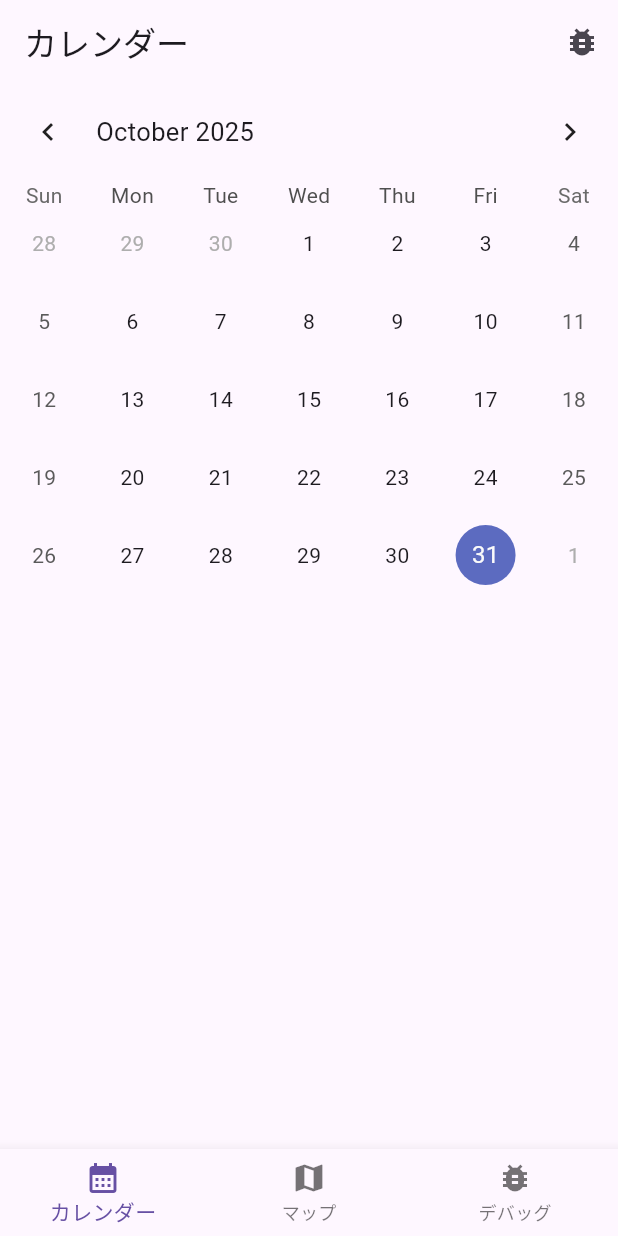
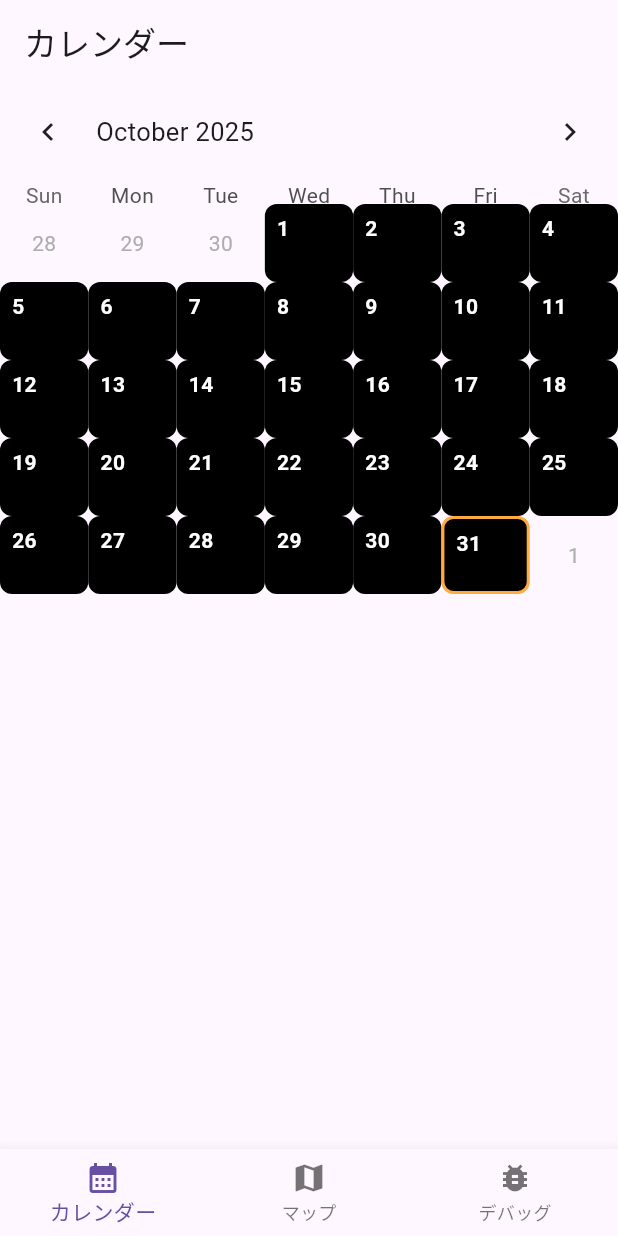
Before and after one commit to umiyuri777/sanpo, a Flutter app: the screen it shows after launch, on a phone screen of 412 x 824 dp. Run offline on Flutter 3.47's test engine with Material 3 defaults, Android fonts, the phone set to English and light mode, and no system bars; drawn by our look-alikes of table_calendar; our stand-ins replace flutter_compass, flutter_map, image_picker, latlong2, location, sqflite; missing offline and left inert: flutter_map_location_marker, flutter_map_marker_popup; accounts and stored records are empty.

Commit message:
feat: カレンダーの日付の背景に写真を表示するように変更

```diff
--- a/lib/views/calendar.dart
+++ b/lib/views/calendar.dart
@@ -1,6 +1,8 @@
 import 'package:flutter/material.dart';
 import 'package:table_calendar/table_calendar.dart';
 import 'package:sanpo/import.dart';
+import 'dart:io';
+import 'package:sanpo/database/database_helper.dart';
 
 class CalendarView extends StatefulWidget {
   const CalendarView({super.key});
@@ -11,6 +13,78 @@ class CalendarView extends StatefulWidget {
 
 class _CalendarView extends State<CalendarView>{
   DateTime _selectedDay = DateTime.now();
+  DateTime _focusedDay = DateTime.now();
+
+  final DatabaseHelper _db = DatabaseHelper();
+  // 日付(00:00固定) -> サムネ画像のパス
+  final Map<DateTime, String> _thumbnailByDate = {};
+
+  @override
+  void initState() {
+    super.initState();
+    _loadThumbnailsForMonth(_focusedDay);
+  }
+
+  // 指定した月の範囲にある写真から、各日付の代表サムネを作る
+  Future<void> _loadThumbnailsForMonth(DateTime month) async {
+    // 月初と月末(23:59:59)
+    final start = DateTime(month.year, month.month, 1);
+    final end = DateTime(month.year, month.month + 1, 0, 23, 59, 59);
+
+    final photos = await _db.getPhotoRecordsByDateRange(start, end);
+
+    final Map<DateTime, String> map = {};
+    for (final p in photos) {
+      final d = DateTime(p.timestamp.year, p.timestamp.month, p.timestamp.day);
+      // 最初に見つかった1枚をその日のサムネにする
+      map.putIfAbsent(d, () => p.imagePath);
+    }
+
+    if (mounted) {
+      setState(() {
+        _thumbnailByDate
+          ..clear()
+          ..addAll(map);
+      });
+    }
+  }
+
+  // 共通のセルビルダー（写真があれば背景に表示、なければ黒）
+  Widget _buildDayCell(DateTime day, {bool isSelected = false, bool isToday = false}) {
+    final dateKey = DateTime(day.year, day.month, day.day);
+    final path = _thumbnailByDate[dateKey];
+
+    final border = isSelected
+        ? Border.all(color: Colors.orangeAccent, width: 2)
+        : (isToday ? Border.all(color: Colors.white70, width: 1.5) : null);
+
+    return Container(
+      decoration: BoxDecoration(
+        color: path == null ? Colors.black : null,
+        borderRadius: BorderRadius.circular(8),
+        image: path != null
+            ? DecorationImage(
+                image: FileImage(File(path)),
+                fit: BoxFit.cover,
+              )
+            : null,
+        border: border,
+      ),
+      alignment: Alignment.topLeft,
+      padding: const EdgeInsets.all(4),
+      child: Container(
+        padding: const EdgeInsets.symmetric(horizontal: 4, vertical: 2),
+        decoration: BoxDecoration(
+          color: Colors.black54,
+          borderRadius: BorderRadius.circular(4),
+        ),
+        child: Text(
+          '${day.day}',
+          style: const TextStyle(color: Colors.white, fontWeight: FontWeight.bold),
+        ),
+      ),
+    );
+  }
 
 
   @override
@@ -18,23 +92,11 @@ class _CalendarView extends State<CalendarView>{
     return Scaffold(
       appBar: AppBar(
         title: const Text('カレンダー'),
-        actions: [
-          IconButton(
-            icon: const Icon(Icons.bug_report),
-            tooltip: 'デバッグ情報',
-            onPressed: () {
-              Navigator.push(
-                context,
-                MaterialPageRoute(builder: (context) => const DebugLocationsView()),
-              );
-            },
-          ),
-        ],
       ),
       body: TableCalendar(
         firstDay: DateTime.utc(2010, 1, 1),
         lastDay: DateTime.utc(2030, 1, 1),
-        focusedDay: DateTime.now(),
+        focusedDay: _focusedDay,
 
         // 日付が選択された時の処理
         selectedDayPredicate: (day) {
@@ -45,6 +107,7 @@ class _CalendarView extends State<CalendarView>{
         onDaySelected: (selectedDay, focusedDay) {
           setState(() {
             _selectedDay = selectedDay;
+            _focusedDay = focusedDay;
           });
 
           Navigator.push(
@@ -54,6 +117,19 @@ class _CalendarView extends State<CalendarView>{
             )
           );
         },
+        onPageChanged: (focusedDay) {
+          _focusedDay = focusedDay;
+          _loadThumbnailsForMonth(focusedDay);
+        },
+
+        calendarBuilders: CalendarBuilders(
+          defaultBuilder: (context, day, focusedDay) => _buildDayCell(day),
+          todayBuilder: (context, day, focusedDay) =>
+              _buildDayCell(day, isToday: true),
+          selectedBuilder: (context, day, focusedDay) =>
+              _buildDayCell(day, isSelected: true),
+        ),
+
         availableCalendarFormats: const {
           CalendarFormat.month: 'Month',
         },
```
